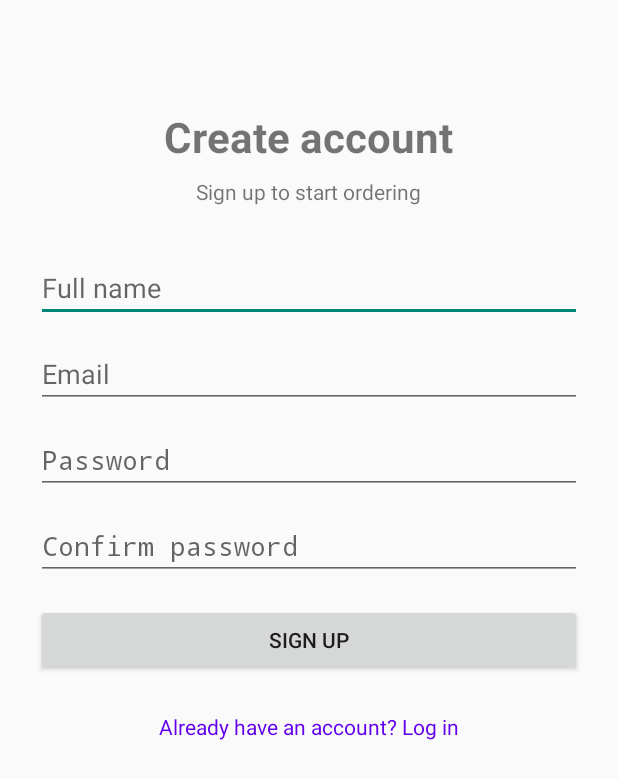
After one commit to xxGALACTICOS/restaurant_mobile_app, an Android app built with Jetpack Compose: the layout activity_signup.xml on its own in the app's theme, with its tools: preview values and no code run, on a phone screen of 412 x 824 dp. The commit adds this screen. Shown: the top 779 px of the screen. Run offline under Robolectric (Android 15) with nearby library versions, the phone set to English and light mode, and no system bars.

Commit message:
feat: implemented the login and signup UI

```diff
--- /dev/null
+++ b/app/src/main/res/layout/activity_signup.xml
@@ -0,0 +1,84 @@
+<?xml version="1.0" encoding="utf-8"?>
+<ScrollView xmlns:android="http://schemas.android.com/apk/res/android"
+    android:layout_width="match_parent"
+    android:layout_height="match_parent"
+    android:fillViewport="true">
+
+    <LinearLayout
+        android:layout_width="match_parent"
+        android:layout_height="wrap_content"
+        android:orientation="vertical"
+        android:gravity="center_horizontal"
+        android:padding="24dp">
+
+        <TextView
+            android:id="@+id/textSignupTitle"
+            android:layout_width="wrap_content"
+            android:layout_height="wrap_content"
+            android:layout_marginTop="48dp"
+            android:text="@string/signup_title"
+            android:textSize="28sp"
+            android:textStyle="bold" />
+
+        <TextView
+            android:id="@+id/textSignupSubtitle"
+            android:layout_width="wrap_content"
+            android:layout_height="wrap_content"
+            android:layout_marginTop="8dp"
+            android:layout_marginBottom="32dp"
+            android:text="@string/signup_subtitle"
+            android:textSize="14sp" />
+
+        <EditText
+            android:id="@+id/editTextName"
+            android:layout_width="match_parent"
+            android:layout_height="wrap_content"
+            android:layout_marginBottom="12dp"
+            android:autofillHints="name"
+            android:hint="@string/hint_name"
+            android:inputType="textPersonName" />
+
+        <EditText
+            android:id="@+id/editTextEmail"
+            android:layout_width="match_parent"
+            android:layout_height="wrap_content"
+            android:layout_marginBottom="12dp"
+            android:autofillHints="emailAddress"
+            android:hint="@string/hint_email"
+            android:inputType="textEmailAddress" />
+
+        <EditText
+            android:id="@+id/editTextPassword"
+            android:layout_width="match_parent"
+            android:layout_height="wrap_content"
+            android:layout_marginBottom="12dp"
+            android:autofillHints="password"
+            android:hint="@string/hint_password"
+            android:inputType="textPassword" />
+
+        <EditText
+            android:id="@+id/editTextConfirmPassword"
+            android:layout_width="match_parent"
+            android:layout_height="wrap_content"
+            android:layout_marginBottom="16dp"
+            android:autofillHints="password"
+            android:hint="@string/hint_confirm_password"
+            android:inputType="textPassword" />
+
+        <Button
+            android:id="@+id/buttonSignup"
+            android:layout_width="match_parent"
+            android:layout_height="wrap_content"
+            android:text="@string/action_signup" />
+
+        <TextView
+            android:id="@+id/textGoToLogin"
+            android:layout_width="wrap_content"
+            android:layout_height="wrap_content"
+            android:layout_marginTop="16dp"
+            android:padding="8dp"
+            android:text="@string/link_to_login"
+            android:textColor="@color/purple_500"
+            android:textSize="14sp" />
+    </LinearLayout>
+</ScrollView>
--- a/app/src/main/res/values/strings.xml
+++ b/app/src/main/res/values/strings.xml
@@ -1,7 +1,25 @@
 <resources>
     <string name="app_name">restarant_mobile_app</string>
-    <string name="title_activity_login">LoginActivity</string>
-    <string name="title_activity_signup">SignupActivity</string>
+    <string name="title_activity_login">Login</string>
+    <string name="title_activity_signup">Sign Up</string>
+    <string name="login_title">Welcome back</string>
+    <string name="login_subtitle">Log in to order your favorite meals</string>
+    <string name="signup_title">Create account</string>
+    <string name="signup_subtitle">Sign up to start ordering</string>
+    <string name="hint_name">Full name</string>
+    <string name="hint_email">Email</string>
+    <string name="hint_password">Password</string>
+    <string name="hint_confirm_password">Confirm password</string>
+    <string name="action_login">Log In</string>
+    <string name="action_signup">Sign Up</string>
+    <string name="link_to_signup">Don\'t have an account? Sign up</string>
+    <string name="link_to_login">Already have an account? Log in</string>
+    <string name="error_field_required">This field is required</string>
+    <string name="error_invalid_email">Enter a valid email address</string>
+    <string name="error_short_password">Password must be at least 6 characters</string>
+    <string name="error_password_mismatch">Passwords do not match</string>
+    <string name="login_success">Login successful</string>
+    <string name="signup_success">Account created</string>
     <string name="title_activity_profile">ProfileActivity</string>
     <string name="title_activity_favourite">FavouritePage</string>
     <string name="title_activity_menu">MenuActivity</string>
```
Also changed, not shown: app/src/main/java/com/example/restarant_mobile_app/auth/pages/LoginActivity.kt (+38 -31 lines), app/src/main/java/com/example/restarant_mobile_app/auth/pages/SignupActivity.kt (+56 -31 lines), app/src/main/res/layout/activity_login.xml (added, +66 -0 lines).
